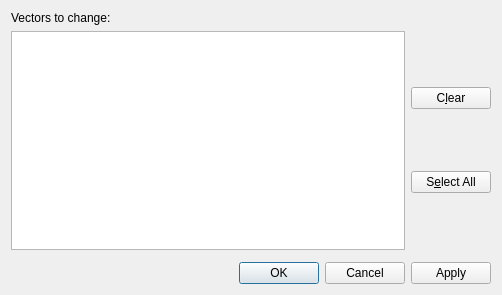
This is src/libkstapp/changedatasampledialog.ui in Kst-plot/kst as Qt 5 draws it before an edit. The edited form follows.
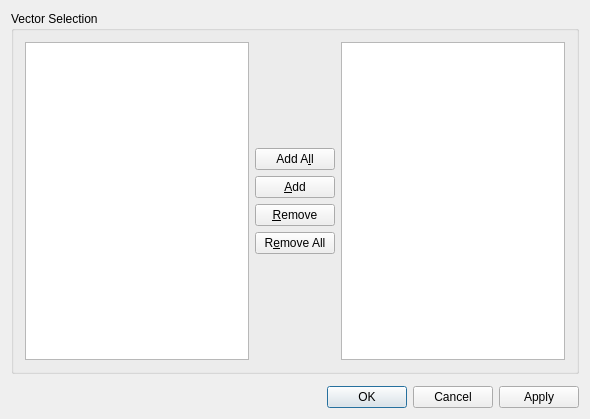
This is the edited form. Custom widgets are drawn as their Qt base class.

Commit message: Apply layout changes to ChangeDataSampleDialog.

Patch:
```diff
--- a/src/libkstapp/changedatasampledialog.ui
+++ b/src/libkstapp/changedatasampledialog.ui
@@ -1,80 +1,142 @@
 <ui version="4.0" >
  <class>ChangeDataSampleDialog</class>
- <widget class="QDialog" name="ChangeDataSampleDialog" >
-  <property name="geometry" >
+ <widget class="QDialog" name="ChangeDataSampleDialog">
+  <property name="geometry">
    <rect>
     <x>0</x>
     <y>0</y>
-    <width>502</width>
-    <height>295</height>
+    <width>590</width>
+    <height>419</height>
    </rect>
   </property>
   <property name="windowTitle" >
    <string>Change Data Samples</string>
   </property>
-  <layout class="QGridLayout" >
-   <property name="margin" >
-    <number>11</number>
-   </property>
-   <property name="spacing" >
-    <number>6</number>
-   </property>
-   <item row="0" column="0" colspan="2" >
-    <widget class="QLabel" name="TextLabel1" >
-     <property name="text" >
-      <string>Vectors to change:</string>
-     </property>
-     <property name="wordWrap" >
-      <bool>false</bool>
+  <layout class="QVBoxLayout" name="verticalLayout_3">
+   <item>
+    <widget class="QGroupBox" name="buttonGroup1">
+     <property name="title">
+      <string>Vector Selection</string>
+     </property>
+     <layout class="QVBoxLayout" name="verticalLayout_2">
+      <item>
+       <layout class="QHBoxLayout" name="horizontalLayout_2">
+        <item>
+         <widget class="QListWidget" name="_vectorList">
+          <property name="sizePolicy">
+           <sizepolicy hsizetype="Expanding" vsizetype="Expanding">
+            <horstretch>1</horstretch>
+            <verstretch>0</verstretch>
+           </sizepolicy>
+          </property>
+          <property name="whatsThis">
+           <string>The source file for the vectors selected in this list will be changed.</string>
+          </property>
+          <property name="selectionMode">
+           <enum>QAbstractItemView::ExtendedSelection</enum>
      </property>
     </widget>
    </item>
-   <item row="1" column="1" >
-    <layout class="QVBoxLayout" >
-     <property name="spacing" >
-      <number>6</number>
-     </property>
-     <property name="margin" >
-      <number>0</number>
-     </property>
+        <item>
+         <layout class="QVBoxLayout" name="verticalLayout">
+          <item>
+           <spacer name="verticalSpacer">
+            <property name="orientation">
+             <enum>Qt::Vertical</enum>
+            </property>
+            <property name="sizeHint" stdset="0">
+             <size>
+              <width>20</width>
+              <height>40</height>
+             </size>
+            </property>
+           </spacer>
+          </item>
      <item>
-      <widget class="QPushButton" name="_clear" >
-       <property name="whatsThis" >
-        <string>Unselect all vectors in the list.</string>
-       </property>
-       <property name="text" >
-        <string>C&amp;lear</string>
+           <widget class="QPushButton" name="_addAll">
+            <property name="whatsThis">
+             <string>Select all vectors in the list.</string>
+            </property>
+            <property name="text">
+             <string>Add A&amp;ll</string>
        </property>
       </widget>
      </item>
      <item>
-      <widget class="QPushButton" name="_selectAll" >
-       <property name="whatsThis" >
+           <widget class="QPushButton" name="_add">
+            <property name="whatsThis">
         <string>Select all vectors in the list.</string>
        </property>
-       <property name="text" >
-        <string>S&amp;elect All</string>
+            <property name="text">
+             <string>&amp;Add</string>
        </property>
       </widget>
      </item>
-    </layout>
-   </item>
-   <item row="1" column="0" >
-    <widget class="QListWidget" name="_curveList" >
-     <property name="whatsThis" >
-      <string>The sample ranges for the vectors selected in this list will be changed.</string>
-     </property>
-     <property name="selectionMode" >
+          <item>
+           <widget class="QPushButton" name="_remove">
+            <property name="whatsThis">
+             <string>Unselect all vectors in the list.</string>
+            </property>
+            <property name="text">
+             <string>&amp;Remove</string>
+            </property>
+           </widget>
+          </item>
+          <item>
+           <widget class="QPushButton" name="_removeAll">
+            <property name="whatsThis">
+             <string>Unselect all vectors in the list.</string>
+            </property>
+            <property name="text">
+             <string>R&amp;emove All</string>
+            </property>
+           </widget>
+          </item>
+          <item>
+           <spacer>
+            <property name="orientation">
+             <enum>Qt::Vertical</enum>
+            </property>
+            <property name="sizeType">
+             <enum>QSizePolicy::Expanding</enum>
+            </property>
+            <property name="sizeHint" stdset="0">
+             <size>
+              <width>80</width>
+              <height>51</height>
+             </size>
+            </property>
+           </spacer>
+          </item>
+         </layout>
+        </item>
+        <item>
+         <widget class="QListWidget" name="_selectedVectorList">
+          <property name="sizePolicy">
+           <sizepolicy hsizetype="Expanding" vsizetype="Expanding">
+            <horstretch>1</horstretch>
+            <verstretch>0</verstretch>
+           </sizepolicy>
+          </property>
+          <property name="whatsThis">
+           <string>The source file for the vectors selected in this list will be changed.</string>
+          </property>
+          <property name="selectionMode">
       <enum>QAbstractItemView::ExtendedSelection</enum>
      </property>
     </widget>
    </item>
-   <item row="2" column="0" colspan="2" >
-    <widget class="Kst::DataRange" native="1" name="_dataRange" />
-   </item>
-   <item row="3" column="0" colspan="2" >
-    <widget class="QDialogButtonBox" name="_buttonBox" >
-     <property name="orientation" >
+       </layout>
+      </item>
+     </layout>
+    </widget>
+   </item>
+   <item>
+    <widget class="Kst::DataRange" name="_dataRange" native="true"/>
+   </item>
+   <item>
+    <widget class="QDialogButtonBox" name="_buttonBox">
+     <property name="orientation">
       <enum>Qt::Horizontal</enum>
      </property>
      <property name="standardButtons" >
@@ -84,7 +146,7 @@
    </item>
   </layout>
  </widget>
- <layoutdefault spacing="6" margin="11" />
+ <layoutdefault spacing="6" margin="11"/>
  <pixmapfunction>qPixmapFromMimeSource</pixmapfunction>
  <customwidgets>
   <customwidget>
```
Left out of the diff: 8 changed lines with no effect on the pictures. Lines whose indentation alone changed are shown as unchanged. The commit also changes 2 other files.
